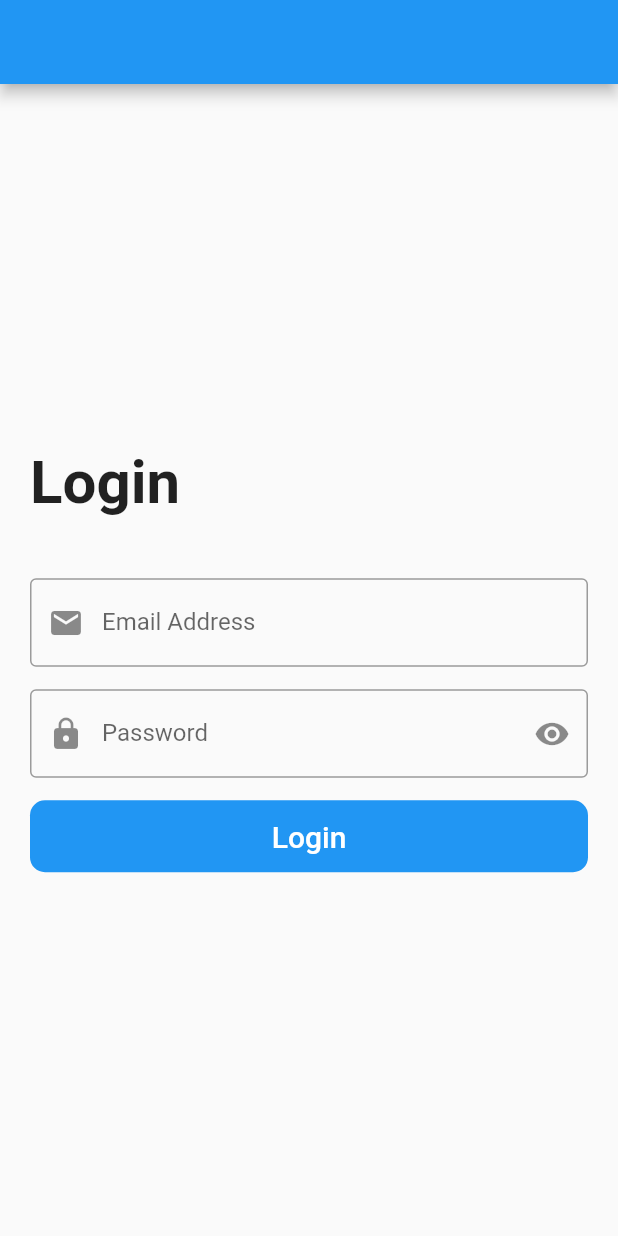
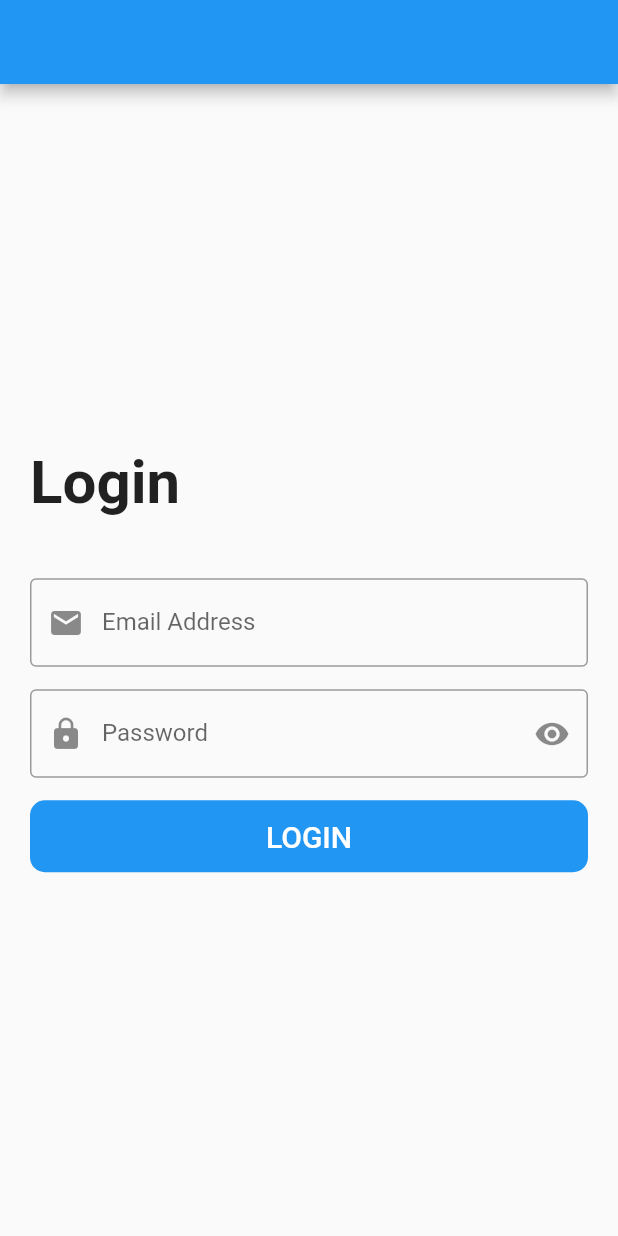
Before and after one commit to MoamenMohamed101/bmi_app, a Flutter app: the screen it shows after launch, on a phone screen of 412 x 824 dp. Run offline on Flutter 3.47's test engine with Material 2 defaults, Android fonts, the phone set to English and light mode, and no system bars.

Commit message:
login_screen

```diff
--- a/lib/login_screen.dart
+++ b/lib/login_screen.dart
@@ -1,9 +1,11 @@
+import 'package:bmi_app/shared/components/components.dart';
 import 'package:flutter/material.dart';
 
 class LoginScreen extends StatelessWidget {
   LoginScreen({Key? key}) : super(key: key);
   TextEditingController emailController = TextEditingController();
   TextEditingController passwordController = TextEditingController();
+
   @override
   Widget build(BuildContext context) {
     return Scaffold(
@@ -60,23 +62,14 @@ class LoginScreen extends StatelessWidget {
                 const SizedBox(
                   height: 15,
                 ),
-                Container(
-                  width: double.infinity,
-                  decoration: BoxDecoration(
+                dufultButton(
                     color: Colors.blue,
-                    borderRadius: BorderRadius.circular(10),
-                  ),
-                  child: MaterialButton(
-                    onPressed: () {
+                    text: 'login',
+                    voidCallback: () {
                       print(emailController.text);
                       print(passwordController.text);
                     },
-                    child: const Text(
-                      'Login',
-                      style: TextStyle(color: Colors.white, fontSize: 20),
-                    ),
-                  ),
-                ),
+                    width: double.infinity)
               ],
             ),
           ),
--- /dev/null
+++ b/lib/shared/components/components.dart
@@ -0,0 +1,22 @@
+import 'package:flutter/cupertino.dart';
+import 'package:flutter/material.dart';
+
+dufultButton(
+        {double? width,
+        Color? color,
+        VoidCallback? voidCallback,
+        String? text}) =>
+    Container(
+      width: width,
+      decoration: BoxDecoration(
+        color: color,
+        borderRadius: BorderRadius.circular(10),
+      ),
+      child: MaterialButton(
+        onPressed: voidCallback,
+        child: Text(
+          text!.toUpperCase(),
+          style: const TextStyle(color: Colors.white, fontSize: 20),
+        ),
+      ),
+    );
```
